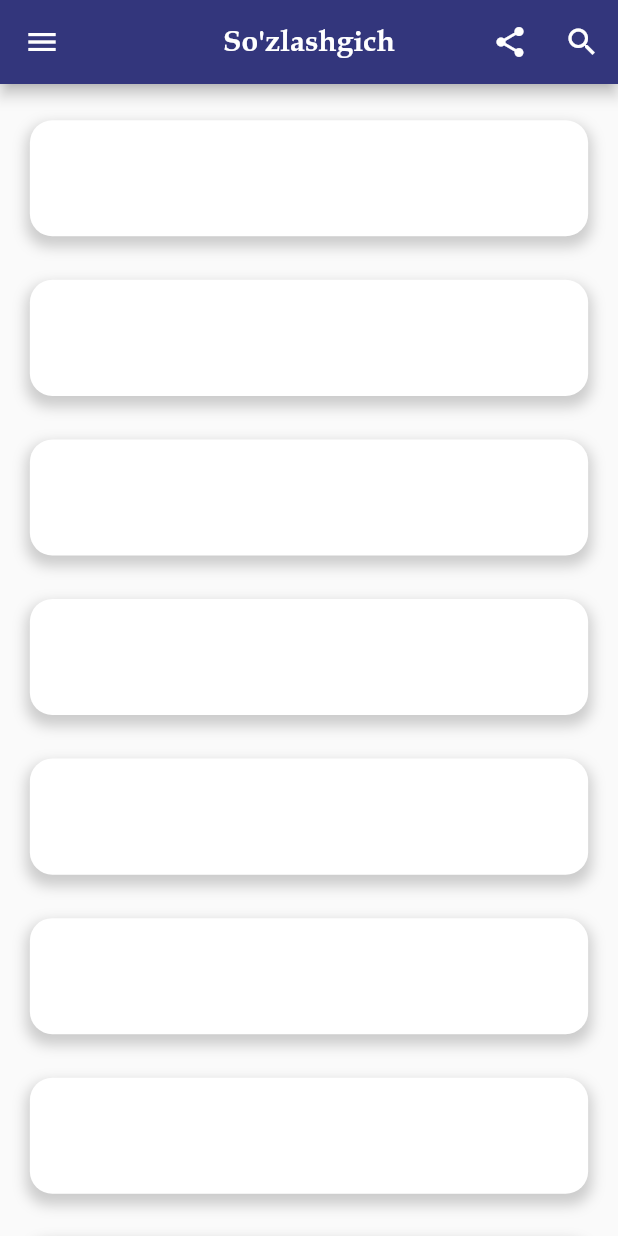
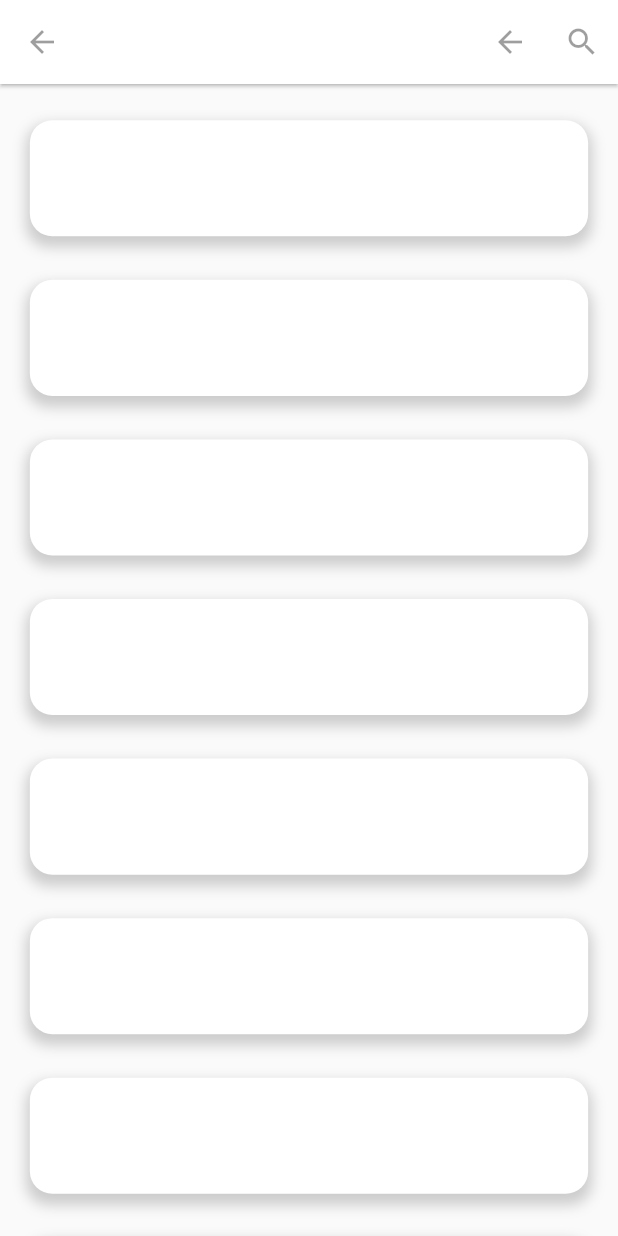
Before and after one commit to AsadbekAbdumajidov/UzbEsp, a Flutter app: the screen it shows after launch, on a phone screen of 412 x 824 dp. Run offline on Flutter 3.47's test engine with Material 2 defaults, Android fonts, the phone set to English and light mode, and no system bars; our stand-ins replace animate_do.

Commit message:
widget home app bar create

```diff
--- /dev/null
+++ b/lib/core/widgets/home_app_bar/home_app_bar.dart
@@ -0,0 +1,50 @@
+import 'package:flutter/material.dart';
+
+import '../../constants/const_color.dart';
+
+class HomeAppBar {
+  String title;
+  Icon leftIcon;
+  Icon rightIcon;
+  Icon righ2tIcon;
+  Function()? leftOntap;
+  Function()? rightOntap;
+  Function()? right2Ontap;
+
+  HomeAppBar({
+    required this.title,
+    required this.rightIcon,
+    required this.righ2tIcon,
+    required this.leftIcon,
+    this.leftOntap,
+    this.rightOntap,
+    this.right2Ontap,
+  });
+  getBar(context) {
+    return AppBar(
+      elevation: 1,
+      centerTitle: true,
+      automaticallyImplyLeading: false,
+      backgroundColor: Colors.white,
+      title: Text(title,
+          style: TextStyle(fontFamily: "Book", color: ConstColor.whiteColor)),
+      leading: IconButton(
+        splashRadius: 20,
+        icon: leftIcon,
+        onPressed: leftOntap,
+      ),
+      actions: [
+        IconButton(
+          splashRadius: 20,
+          icon: rightIcon,
+          onPressed: rightOntap,
+        ),
+        IconButton(
+          splashRadius: 20,
+          icon: righ2tIcon,
+          onPressed: rightOntap,
+        ),
+      ],
+    );
+  }
+}
--- a/lib/screen/home/homepage.dart
+++ b/lib/screen/home/homepage.dart
@@ -2,6 +2,7 @@ import 'package:flutter/material.dart';
 import 'package:provider/provider.dart';
 import 'package:uzesp/base/bolim.dart';
 import 'package:uzesp/core/constants/const_color.dart';
+import 'package:uzesp/core/widgets/home_app_bar/home_app_bar.dart';
 import 'package:uzesp/screen/search/search.dart';
 
 import '../../core/components/drawer.dart';
@@ -20,23 +21,12 @@ class _MyHomePageState extends State<MyHomePage> {
     SizeConfig().init(context);
     return Scaffold(
       drawer: const DrawerComp(),
-      appBar: AppBar(
-        backgroundColor: ConstColor.siyohColor,
-        title: const Text(
-          "So'zlashgich",
-          style: TextStyle(fontFamily: "book"),
-        ),
-        centerTitle: true,
-        actions: [
-          IconButton(onPressed: () {}, icon: const Icon(Icons.share)),
-          IconButton(
-              onPressed: () {
-                Navigator.push(context,
-                    MaterialPageRoute(builder: (context) => SerarchPage()));
-              },
-              icon: const Icon(Icons.search))
-        ],
-      ),
+      appBar: HomeAppBar(
+        title: "Saralanganlar",
+        leftIcon: const Icon(Icons.arrow_back),
+        rightIcon: const Icon(Icons.arrow_back),
+        righ2tIcon: const Icon(Icons.search),
+      ).getBar(context),
       body: ListView.builder(
         padding: EdgeInsets.symmetric(vertical: he(10)),
         physics: const BouncingScrollPhysics(),
```
